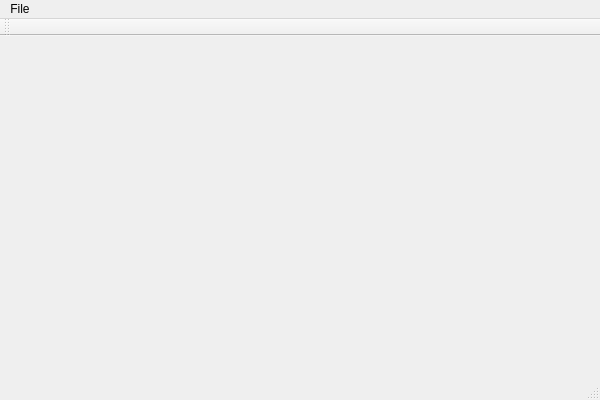
Above: IntersectionModeling/MainWindow.ui from gnishida/IntersectionModeling before the change. Below: the same form after it.
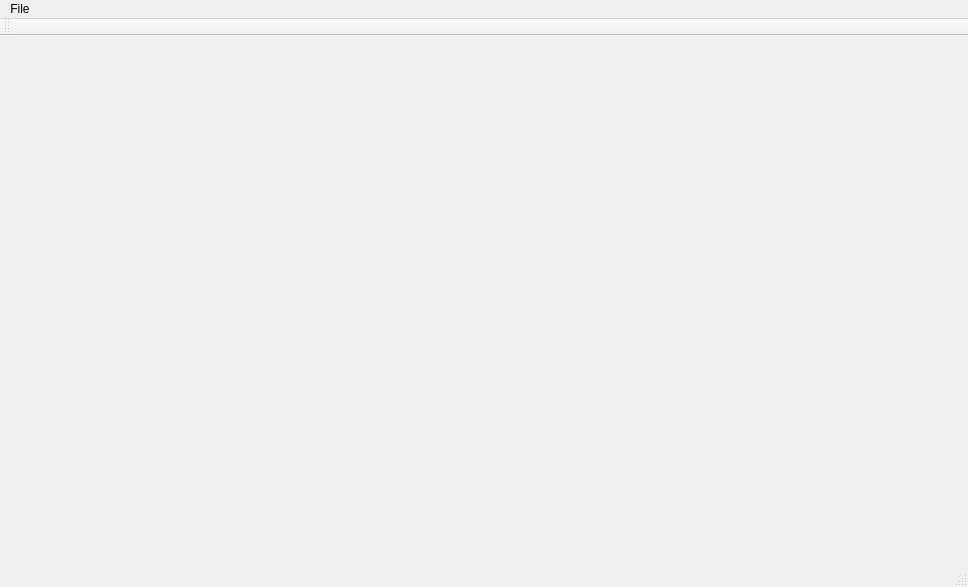
That is the form after the change.

```diff
--- a/IntersectionModeling/MainWindow.ui
+++ b/IntersectionModeling/MainWindow.ui
@@ -6,8 +6,8 @@
    <rect>
     <x>0</x>
     <y>0</y>
-    <width>600</width>
-    <height>400</height>
+    <width>968</width>
+    <height>587</height>
    </rect>
   </property>
   <property name="windowTitle">
@@ -19,7 +19,7 @@
     <rect>
      <x>0</x>
      <y>0</y>
-     <width>600</width>
+     <width>968</width>
      <height>21</height>
     </rect>
    </property>
```
